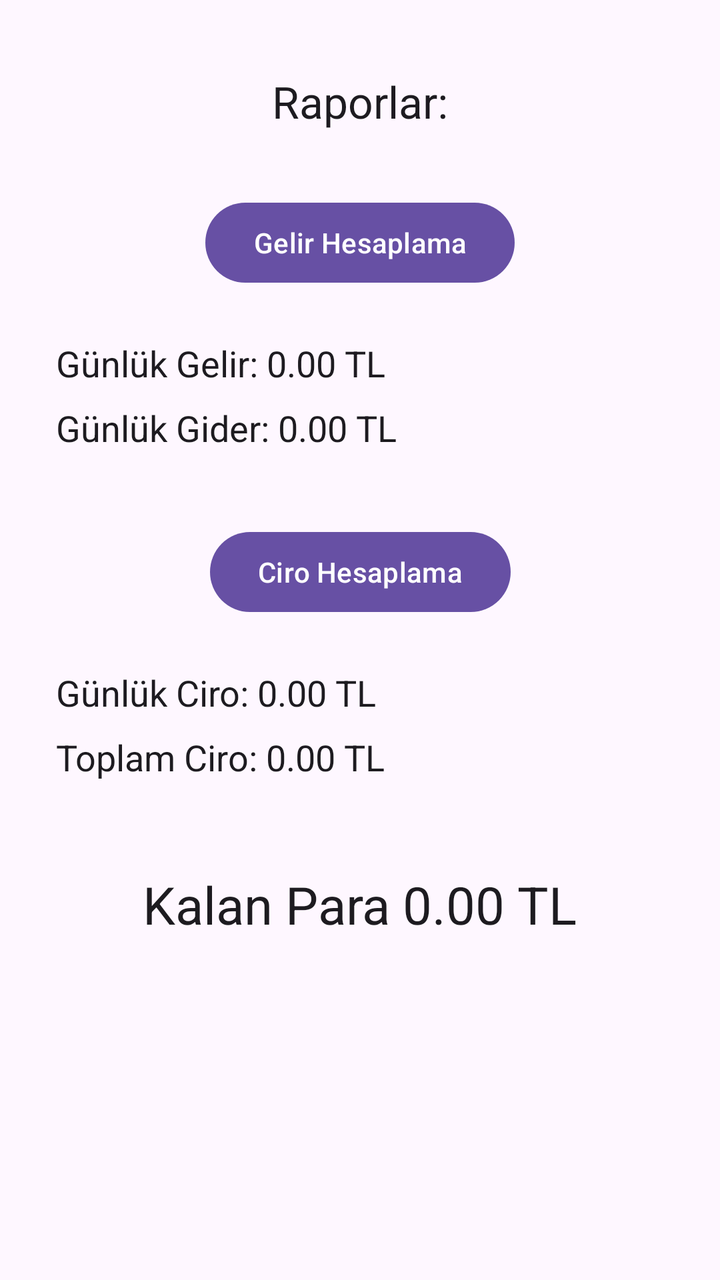
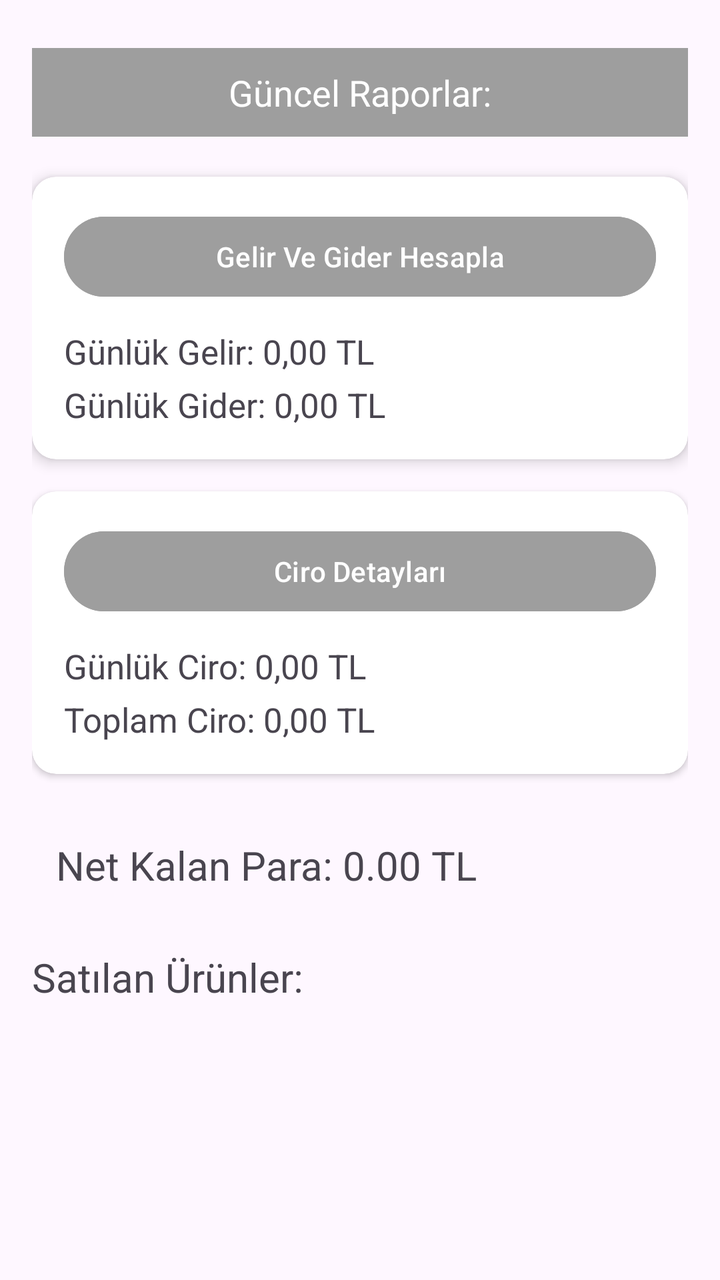

Screens rendered from an Android XML layout before and after an edit, with the pre-edit source and the edit as a unified diff.
<!-- AndroidManifest.xml: application theme Theme.CumhuriyetCafe -->
<!-- res/layout/fragment_ciro_rapor.xml -->
<?xml version="1.0" encoding="utf-8"?>
<androidx.constraintlayout.widget.ConstraintLayout
    xmlns:android="http://schemas.android.com/apk/res/android"
    xmlns:app="http://schemas.android.com/apk/res-auto"
    android:layout_width="match_parent"
    android:layout_height="match_parent"
    android:padding="16dp">

    <TextView
        android:id="@+id/headerTitle"
        android:layout_width="wrap_content"
        android:layout_height="wrap_content"
        android:layout_marginTop="20dp"
        android:text="Raporlar:"
        android:textSize="22sp"
        android:textColor="?android:attr/textColorPrimary"
        app:layout_constraintEnd_toEndOf="parent"
        app:layout_constraintStart_toStartOf="parent"
        app:layout_constraintTop_toTopOf="parent" />

    <Button
        android:id="@+id/gelirHesapla"
        android:layout_width="wrap_content"
        android:layout_height="wrap_content"
        android:layout_marginTop="32dp"
        android:text="Gelir Hesaplama"
        app:layout_constraintTop_toBottomOf="@id/headerTitle"
        app:layout_constraintStart_toStartOf="parent"
        app:layout_constraintEnd_toEndOf="parent" />

    <FrameLayout
        android:id="@+id/gelirHesaplamaLayout"
        android:layout_width="0dp"
        android:layout_height="wrap_content"
        android:layout_marginTop="12dp"
        app:layout_constraintTop_toBottomOf="@id/gelirHesapla"
        app:layout_constraintStart_toStartOf="parent"
        app:layout_constraintEnd_toEndOf="parent">

        <LinearLayout
            android:layout_width="match_parent"
            android:layout_height="wrap_content"
            android:padding="12dp"
            android:gravity="center"
            android:orientation="vertical">

            <TextView
                android:id="@+id/textGunlukGelirHesaplamaView"
                android:layout_width="match_parent"
                android:layout_height="wrap_content"
                android:text="Günlük Gelir: 0.00 TL"
                android:textColor="?android:attr/textColorPrimary"
                android:textSize="18sp" />

            <TextView
                android:id="@+id/textGunlukGiderHesaplamaView"
                android:layout_width="match_parent"
                android:layout_height="wrap_content"
                android:layout_marginTop="8dp"
                android:text="Günlük Gider: 0.00 TL"
                android:textColor="?android:attr/textColorPrimary"
                android:textSize="18sp" />
        </LinearLayout>
    </FrameLayout>

    <Button
        android:id="@+id/ciroHesapla"
        android:layout_width="wrap_content"
        android:layout_height="wrap_content"
        android:layout_marginTop="24dp"
        android:text="Ciro Hesaplama"
        app:layout_constraintEnd_toEndOf="parent"
        app:layout_constraintStart_toStartOf="parent"
        app:layout_constraintTop_toBottomOf="@id/gelirHesaplamaLayout" />

    <FrameLayout
        android:id="@+id/ciroHesaplamaLayout"
        android:layout_width="0dp"
        android:layout_height="wrap_content"
        android:layout_marginTop="12dp"
        app:layout_constraintTop_toBottomOf="@id/ciroHesapla"
        app:layout_constraintStart_toStartOf="parent"
        app:layout_constraintEnd_toEndOf="parent">

        <LinearLayout
            android:layout_width="match_parent"
            android:layout_height="wrap_content"
            android:padding="12dp"
            android:gravity="center"
            android:orientation="vertical">

            <TextView
                android:id="@+id/textGunlukCiroHesaplamaView"
                android:layout_width="match_parent"
                android:layout_height="wrap_content"
                android:text="Günlük Ciro: 0.00 TL"
                android:textColor="?android:attr/textColorPrimary"
                android:textSize="18sp" />

            <TextView
                android:id="@+id/textToplamCiroHesaplamaView"
                android:layout_width="match_parent"
                android:layout_height="wrap_content"
                android:layout_marginTop="8dp"
                android:text="Toplam Ciro: 0.00 TL"
                android:textColor="?android:attr/textColorPrimary"
                android:textSize="18sp" />
        </LinearLayout>
    </FrameLayout>

    <TextView
        android:id="@+id/sonucTextView"
        android:layout_width="wrap_content"
        android:layout_height="wrap_content"
        android:layout_marginTop="32dp"
        android:text="Kalan Para 0.00 TL"
        android:textColor="?android:attr/textColorPrimary"
        android:textSize="26sp"
        app:layout_constraintTop_toBottomOf="@+id/ciroHesaplamaLayout"
        app:layout_constraintStart_toStartOf="parent"
        app:layout_constraintEnd_toEndOf="parent" />

    <androidx.recyclerview.widget.RecyclerView
        android:id="@+id/recyclerViewCiro"
        android:layout_width="match_parent"
        android:layout_height="0dp"
        android:layout_marginTop="16dp"
        app:layout_constraintBottom_toBottomOf="parent"
        app:layout_constraintEnd_toEndOf="parent"
        app:layout_constraintStart_toStartOf="parent"
        app:layout_constraintTop_toBottomOf="@+id/sonucTextView" />

</androidx.constraintlayout.widget.ConstraintLayout>
<!-- resources referenced by this layout -->
<resources>
  <style name="Theme.CumhuriyetCafe" parent="Base.Theme.CumhuriyetCafe" />
  <style name="Base.Theme.CumhuriyetCafe" parent="Theme.Material3.DayNight.NoActionBar">
          
          
      </style>
</resources>

<!-- the commit's change to res/layout/fragment_ciro_rapor.xml (unified diff, before → after) -->
@@ -5,129 +5,133 @@
     android:layout_width="match_parent"
     android:layout_height="match_parent"
     android:padding="16dp">
-
     <TextView
-        android:id="@+id/headerTitle"
-        android:layout_width="wrap_content"
+        android:id="@+id/raporTextView"
+        android:layout_width="0dp"
         android:layout_height="wrap_content"
-        android:layout_marginTop="20dp"
-        android:text="Raporlar:"
-        android:textSize="22sp"
-        android:textColor="?android:attr/textColorPrimary"
+        android:layout_marginTop="8dp"
+        android:text="Güncel Raporlar:"
+        android:textSize="18sp"
+        android:gravity="center"
+        android:padding="10dp"
+        android:background="#9E9E9E"
+        android:textColor="@color/white"
         app:layout_constraintEnd_toEndOf="parent"
         app:layout_constraintStart_toStartOf="parent"
         app:layout_constraintTop_toTopOf="parent" />
-
-    <Button
-        android:id="@+id/gelirHesapla"
-        android:layout_width="wrap_content"
-        android:layout_height="wrap_content"
-        android:layout_marginTop="32dp"
-        android:text="Gelir Hesaplama"
-        app:layout_constraintTop_toBottomOf="@id/headerTitle"
-        app:layout_constraintStart_toStartOf="parent"
-        app:layout_constraintEnd_toEndOf="parent" />
-
-    <FrameLayout
-        android:id="@+id/gelirHesaplamaLayout"
+    <androidx.cardview.widget.CardView
+        android:id="@+id/cardGelir"
         android:layout_width="0dp"
         android:layout_height="wrap_content"
-        android:layout_marginTop="12dp"
-        app:layout_constraintTop_toBottomOf="@id/gelirHesapla"
+        android:layout_marginTop="20dp"
+        app:cardCornerRadius="12dp"
+        app:cardElevation="4dp"
+        app:layout_constraintEnd_toEndOf="parent"
         app:layout_constraintStart_toStartOf="parent"
-        app:layout_constraintEnd_toEndOf="parent">
+        app:layout_constraintTop_toBottomOf="@id/raporTextView">
 
         <LinearLayout
             android:layout_width="match_parent"
             android:layout_height="wrap_content"
-            android:padding="12dp"
-            android:gravity="center"
-            android:orientation="vertical">
+            android:orientation="vertical"
+            android:padding="16dp">
+            <Button
+                android:textColor="@color/white"
+                android:id="@+id/gelirHesapla"
+                android:layout_width="match_parent"
+                android:layout_height="wrap_content"
+                android:backgroundTint="#9E9E9E"
+                android:text="Gelir Ve Gider Hesapla" />
 
             <TextView
                 android:id="@+id/textGunlukGelirHesaplamaView"
                 android:layout_width="match_parent"
                 android:layout_height="wrap_content"
-                android:text="Günlük Gelir: 0.00 TL"
-                android:textColor="?android:attr/textColorPrimary"
-                android:textSize="18sp" />
+                android:layout_marginTop="12dp"
+                android:text="Günlük Gelir: 0,00 TL"
+                android:textSize="17sp" />
 
             <TextView
                 android:id="@+id/textGunlukGiderHesaplamaView"
                 android:layout_width="match_parent"
                 android:layout_height="wrap_content"
-                android:layout_marginTop="8dp"
-                android:text="Günlük Gider: 0.00 TL"
-                android:textColor="?android:attr/textColorPrimary"
-                android:textSize="18sp" />
+                android:layout_marginTop="4dp"
+                android:text="Günlük Gider: 0,00 TL"
+                android:textSize="17sp" />
         </LinearLayout>
-    </FrameLayout>
+    </androidx.cardview.widget.CardView>
 
-    <Button
-        android:id="@+id/ciroHesapla"
-        android:layout_width="wrap_content"
+    <androidx.cardview.widget.CardView
+        android:id="@+id/cardCiro"
+        android:layout_width="0dp"
         android:layout_height="wrap_content"
-        android:layout_marginTop="24dp"
-        android:text="Ciro Hesaplama"
+        android:layout_marginTop="16dp"
+        app:cardCornerRadius="12dp"
         app:layout_constraintEnd_toEndOf="parent"
         app:layout_constraintStart_toStartOf="parent"
-        app:layout_constraintTop_toBottomOf="@id/gelirHesaplamaLayout" />
-
-    <FrameLayout
-        android:id="@+id/ciroHesaplamaLayout"
-        android:layout_width="0dp"
-        android:layout_height="wrap_content"
-        android:layout_marginTop="12dp"
-        app:layout_constraintTop_toBottomOf="@id/ciroHesapla"
-        app:layout_constraintStart_toStartOf="parent"
-        app:layout_constraintEnd_toEndOf="parent">
+        app:layout_constraintTop_toBottomOf="@id/cardGelir">
 
         <LinearLayout
             android:layout_width="match_parent"
             android:layout_height="wrap_content"
-            android:padding="12dp"
-            android:gravity="center"
-            android:orientation="vertical">
+            android:orientation="vertical"
+            android:padding="16dp">
+
+            <Button
+                android:id="@+id/ciroHesapla"
+                android:textColor="@color/white"
+                android:layout_width="match_parent"
+                android:layout_height="wrap_content"
+                android:backgroundTint="#9E9E9E"
+                android:text="Ciro Detayları" />
 
             <TextView
                 android:id="@+id/textGunlukCiroHesaplamaView"
                 android:layout_width="match_parent"
                 android:layout_height="wrap_content"
-                android:text="Günlük Ciro: 0.00 TL"
-                android:textColor="?android:attr/textColorPrimary"
-                android:textSize="18sp" />
+                android:layout_marginTop="12dp"
+                android:text="Günlük Ciro: 0,00 TL"
+                android:textSize="17sp" />
 
             <TextView
                 android:id="@+id/textToplamCiroHesaplamaView"
                 android:layout_width="match_parent"
                 android:layout_height="wrap_content"
-                android:layout_marginTop="8dp"
-                android:text="Toplam Ciro: 0.00 TL"
-                android:textColor="?android:attr/textColorPrimary"
-                android:textSize="18sp" />
+                android:layout_marginTop="4dp"
+                android:text="Toplam Ciro: 0,00 TL"
+                android:textSize="17sp" />
         </LinearLayout>
-    </FrameLayout>
+    </androidx.cardview.widget.CardView>
 
     <TextView
         android:id="@+id/sonucTextView"
+        android:layout_width="match_parent"
+        android:layout_height="wrap_content"
+        android:layout_marginTop="20dp"
+        android:padding="12dp"
+        android:text="Net Kalan Para: 0.00 TL"
+        android:textSize="20sp"
+        app:layout_constraintEnd_toEndOf="parent"
+        app:layout_constraintStart_toStartOf="parent"
+        app:layout_constraintTop_toBottomOf="@+id/cardCiro" />
+    <TextView
+        android:id="@+id/kalanParaTextView"
         android:layout_width="wrap_content"
         android:layout_height="wrap_content"
-        android:layout_marginTop="32dp"
-        android:text="Kalan Para 0.00 TL"
-        android:textColor="?android:attr/textColorPrimary"
-        android:textSize="26sp"
-        app:layout_constraintTop_toBottomOf="@+id/ciroHesaplamaLayout"
+        android:layout_marginTop="17dp"
+        android:text="Satılan Ürünler:"
+        android:textSize="20sp"
         app:layout_constraintStart_toStartOf="parent"
-        app:layout_constraintEnd_toEndOf="parent" />
+        app:layout_constraintTop_toBottomOf="@id/sonucTextView" />
 
     <androidx.recyclerview.widget.RecyclerView
-        android:id="@+id/recyclerViewCiro"
+        android:id="@+id/kalanRecyclerViewCiro"
         android:layout_width="match_parent"
         android:layout_height="0dp"
-        android:layout_marginTop="16dp"
+        android:layout_marginTop="8dp"
+        android:clipToPadding="false"
+        android:paddingBottom="16dp"
         app:layout_constraintBottom_toBottomOf="parent"
-        app:layout_constraintEnd_toEndOf="parent"
-        app:layout_constraintStart_toStartOf="parent"
-        app:layout_constraintTop_toBottomOf="@+id/sonucTextView" />
+        app:layout_constraintTop_toBottomOf="@+id/kalanParaTextView" />
 
 </androidx.constraintlayout.widget.ConstraintLayout>
<!-- resource entries referenced after the edit -->
@@ -1,5 +1,6 @@
 <!-- resources referenced by this layout -->
 <resources>
+  <color name="white">#FFFFFFFF</color>
   <style name="Theme.CumhuriyetCafe" parent="Base.Theme.CumhuriyetCafe" />
   <style name="Base.Theme.CumhuriyetCafe" parent="Theme.Material3.DayNight.NoActionBar">
           
